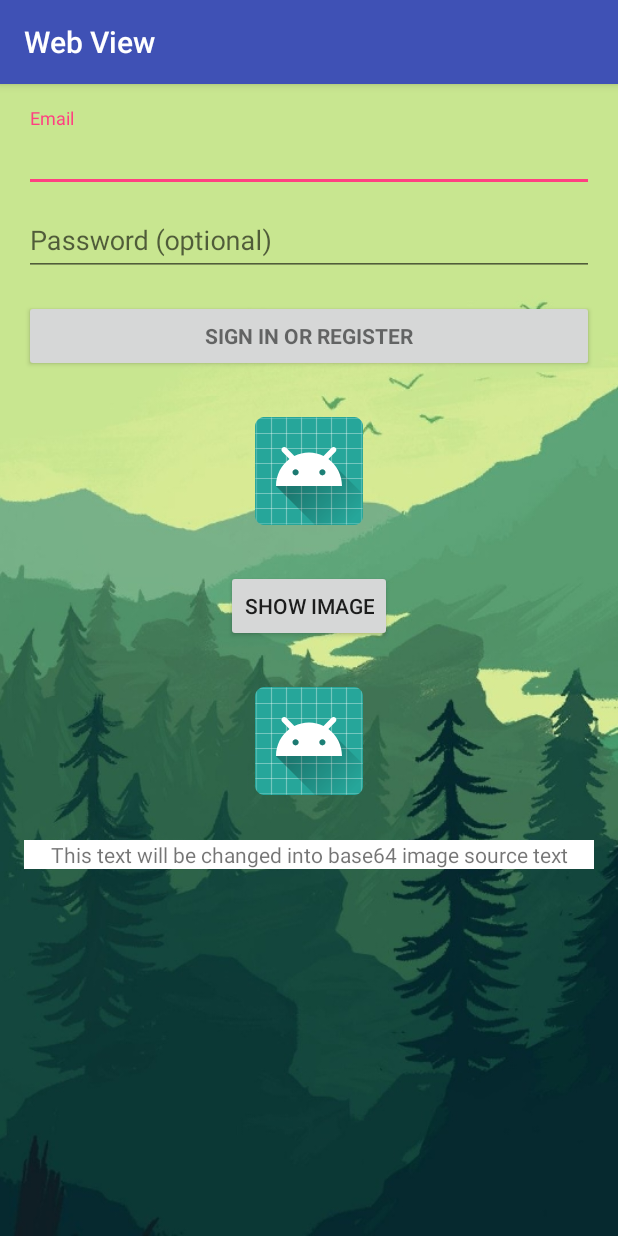
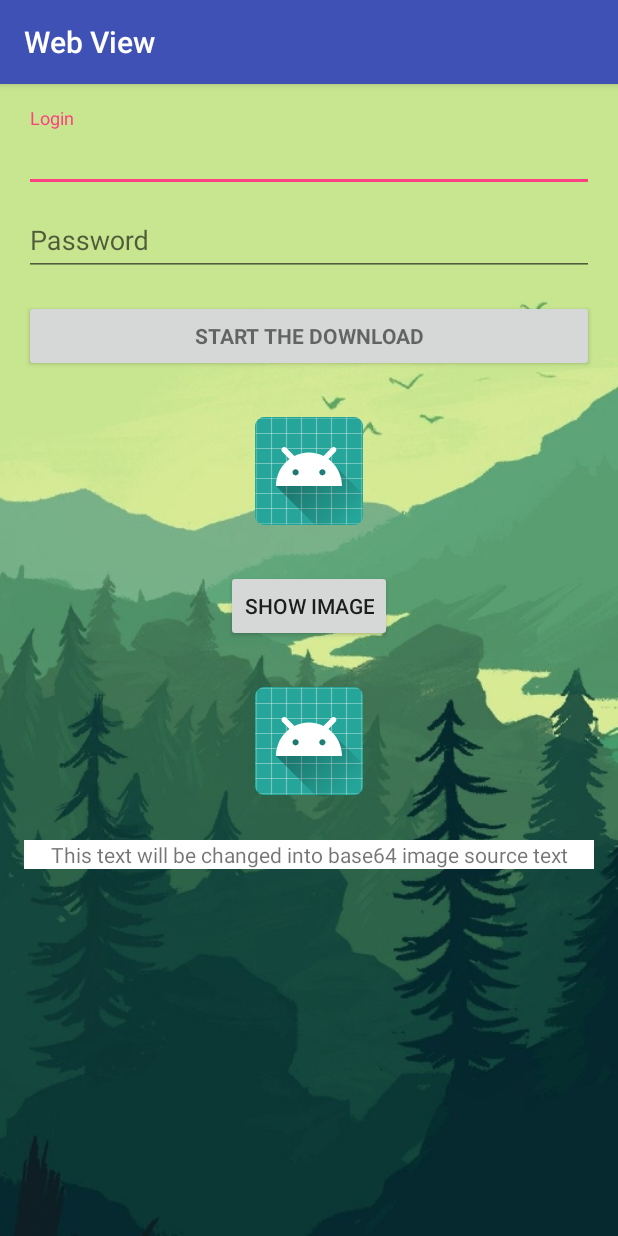
Before and after one commit to robgarai/webViewTestApp, an Android app: the screen it shows after launch (LoginActivity), on a phone screen of 412 x 824 dp. Run offline under Robolectric (Android 15) with nearby library versions, the phone set to English and light mode, and no system bars; 2 statements that could not run were skipped.

Commit message:
defined new the colors  and localisation

```diff
--- a/app/src/main/res/layout/activity_login.xml
+++ b/app/src/main/res/layout/activity_login.xml
@@ -41,7 +41,7 @@
                     android:id="@+id/email"
                     android:layout_width="match_parent"
                     android:layout_height="wrap_content"
-                    android:hint="@string/prompt_email"
+                    android:hint="@string/prompt_login"
                     android:inputType="textEmailAddress"
                     android:maxLines="1"
                     android:singleLine="true" />
@@ -72,7 +72,7 @@
                 android:layout_width="match_parent"
                 android:layout_height="wrap_content"
                 android:layout_marginTop="16dp"
-                android:text="@string/action_sign_in"
+                android:text="@string/action_download"
                 android:textStyle="bold" />
 
             <ImageView
--- a/app/src/main/res/values/colors.xml
+++ b/app/src/main/res/values/colors.xml
@@ -13,4 +13,10 @@
     <color name="greenFAB">#3fff3f</color>
     <color name="lime">#CDDC39</color>
 
+    <!--custom colors similar to background-->
+    <color name="yellow">#f7f299</color>
+    <color name="grassGreen">#a2de83</color>
+    <color name="darkGreen">#4fa170</color>
+    <color name="blueGreen">#38827c</color>
+    <color name="oceanBlue">#346473</color>
 </resources>
--- a/app/src/main/res/values/strings.xml
+++ b/app/src/main/res/values/strings.xml
@@ -2,17 +2,17 @@
     <string name="app_name">Web View Test App</string>
 
     <!-- Strings related to login -->
-    <string name="prompt_email">Email</string>
-    <string name="prompt_password">Password (optional)</string>
-    <string name="action_sign_in">Sign in or register</string>
+    <string name="prompt_login">Login</string>
+    <string name="prompt_password">Password</string>
+    <string name="action_download">Start the download</string>
     <string name="action_sign_in_short">Sign in</string>
     <string name="error_invalid_email">This email address is invalid</string>
     <string name="error_invalid_password">This password is too short</string>
     <string name="error_incorrect_password">This password is incorrect</string>
     <string name="error_field_required">This field is required</string>
-    <string name="permission_rationale">"Contacts permissions are needed for providing email
-        completions."
-    </string>
+    <string name="permission_rationale">"Contacts permissions are needed for providing email completions."</string>
+
+    <!--App related information-->
     <string name="splash">Splash</string>
     <string name="webview">Web View</string>
     <string name="action_show_my_image">Show Image</string>
```
Also changed, not shown: 2 other files.
